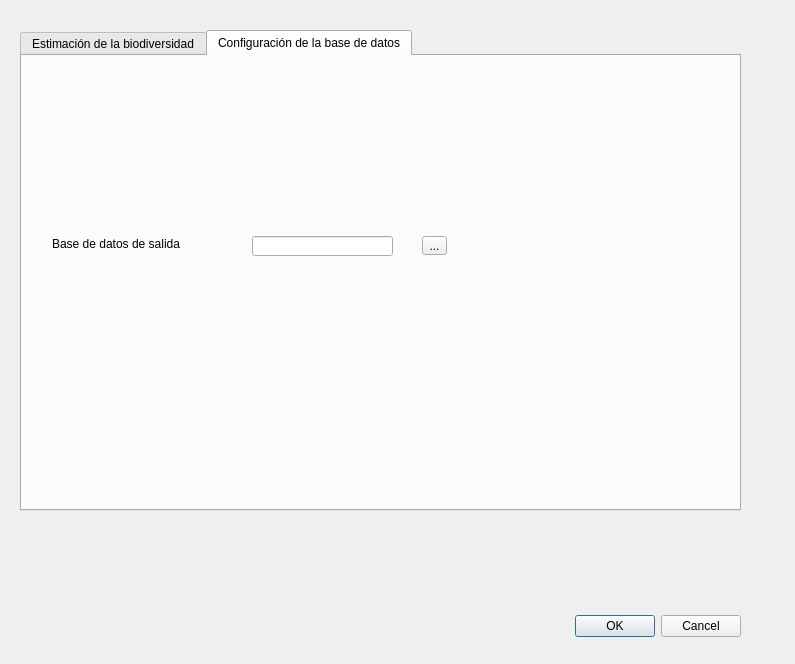
First picture: the form in estimacion_biodiversidad_dialog_base.ui, repository estimacion-biodiversidad/estimacion-biodiversidad-qgis-plugin, before the edit.
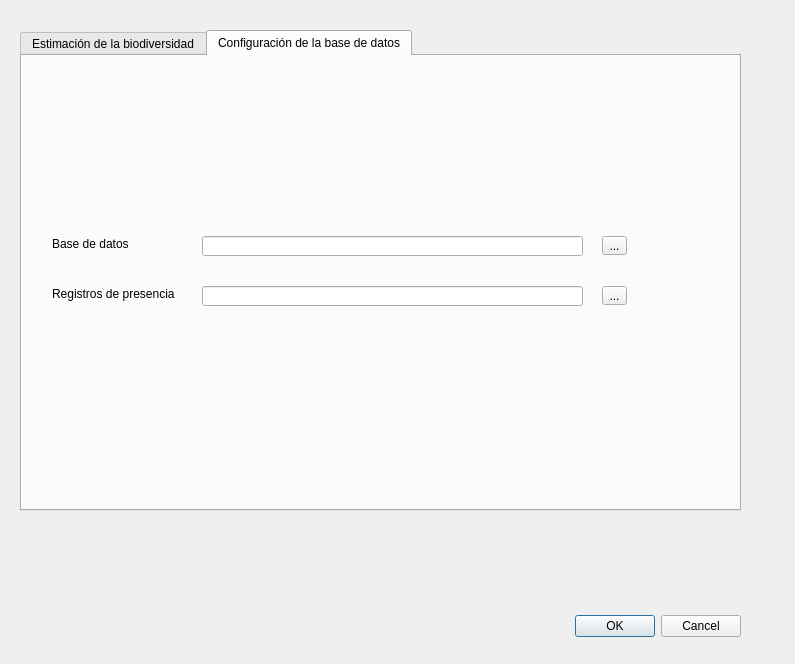
Second picture: the form after the edit.

Commit message: Add tool button for coccurrences file

What changed in the file:
```diff
--- a/estimacion_biodiversidad_dialog_base.ui
+++ b/estimacion_biodiversidad_dialog_base.ui
@@ -53,7 +53,7 @@
     <widget class="QToolButton" name="tb_outDB">
      <property name="geometry">
       <rect>
-       <x>400</x>
+       <x>580</x>
        <y>180</y>
        <width>25</width>
        <height>19</height>
@@ -73,19 +73,55 @@
       </rect>
      </property>
      <property name="text">
-      <string>Base de datos de salida</string>
+      <string>Base de datos</string>
      </property>
     </widget>
     <widget class="QLineEdit" name="le_outDB">
      <property name="geometry">
       <rect>
-       <x>230</x>
+       <x>180</x>
        <y>180</y>
-       <width>141</width>
+       <width>381</width>
        <height>20</height>
       </rect>
      </property>
     </widget>
+    <widget class="QLabel" name="lb_inOccurrenceFile">
+     <property name="geometry">
+      <rect>
+       <x>30</x>
+       <y>230</y>
+       <width>131</width>
+       <height>16</height>
+      </rect>
+     </property>
+     <property name="text">
+      <string>Registros de presencia</string>
+     </property>
+    </widget>
+    <widget class="QLineEdit" name="le_inOccurrenceFile">
+     <property name="geometry">
+      <rect>
+       <x>180</x>
+       <y>230</y>
+       <width>381</width>
+       <height>20</height>
+      </rect>
+     </property>
+    </widget>
+    <widget class="QToolButton" name="tb_inOccurrenceFile">
+     <property name="geometry">
+      <rect>
+       <x>580</x>
+       <y>230</y>
+       <width>25</width>
+       <height>19</height>
+      </rect>
+     </property>
+     <property name="text">
+      <string>...</string>
+     </property>
+    </widget>
    </widget>
   </widget>
  </widget>
```
The commit also changes 1 other file.
